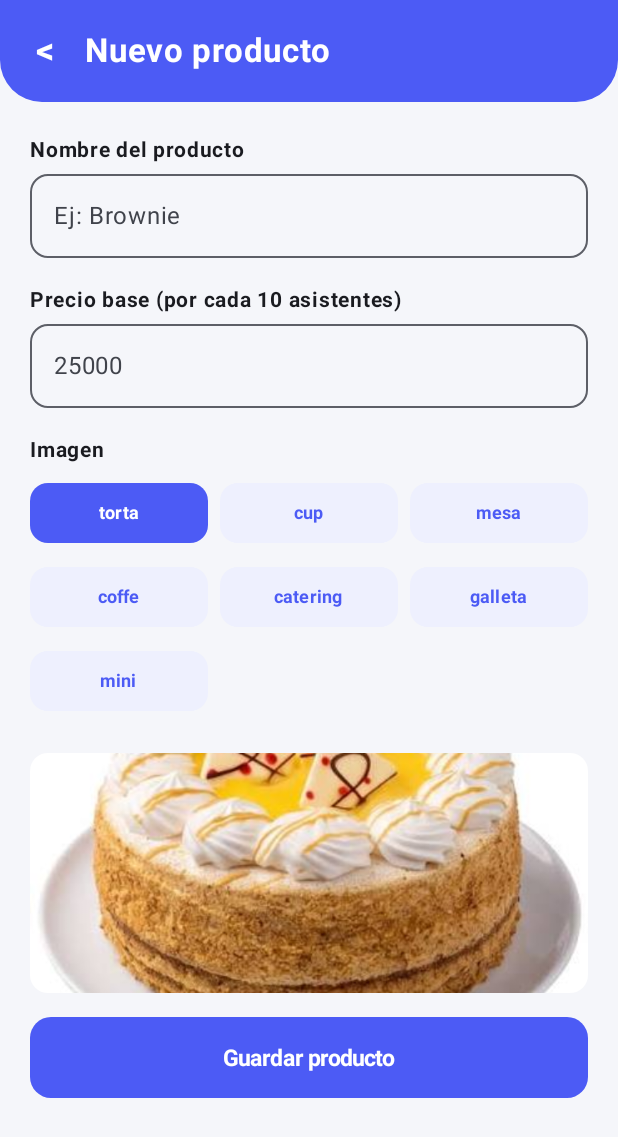
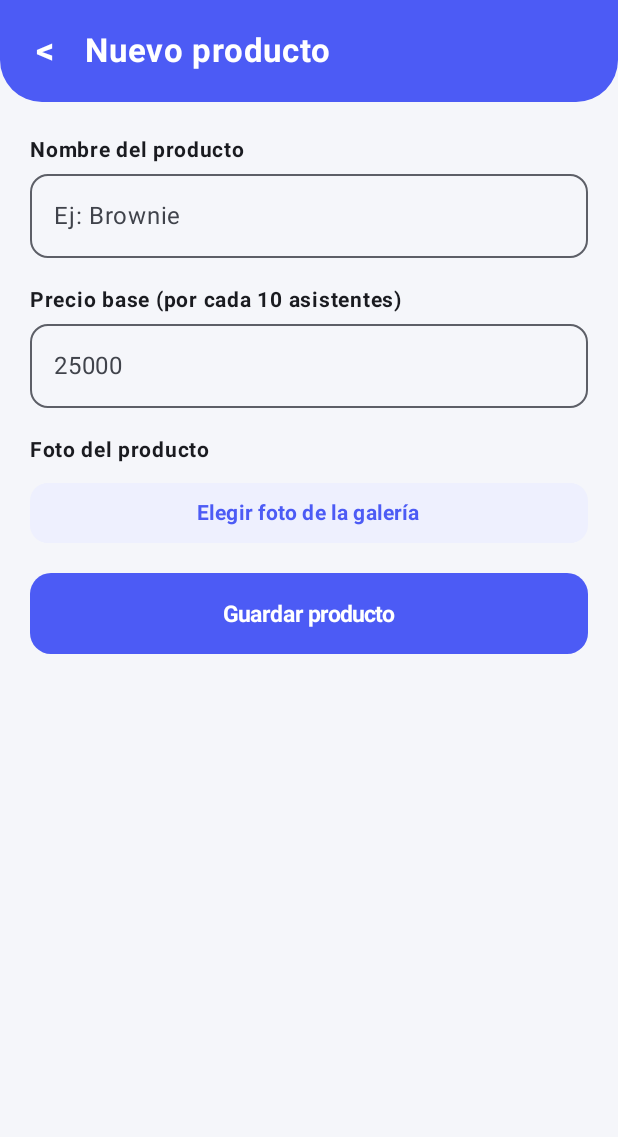
Before and after one commit to jeremi457/Paolicias.sweet_Grupo11, an Android app built with Jetpack Compose: the composable AdminProductoFormScreen called with empty values, on a phone screen of 412 x 824 dp. Shown: the top 1137 px of the screen. Run offline under Robolectric (Android 15) with nearby library versions, the phone set to English and light mode, and no system bars.

Commit message:
foto admin creada hacer pruebas

```diff
--- a/app/src/main/java/com/example/myappnavigation/data/remote/CatalogoApi.kt
+++ b/app/src/main/java/com/example/myappnavigation/data/remote/CatalogoApi.kt
@@ -6,6 +6,9 @@ import retrofit2.http.PATCH
 import retrofit2.http.POST
 import retrofit2.http.PUT
 import retrofit2.http.Path
+import okhttp3.MultipartBody
+import retrofit2.http.Multipart
+import retrofit2.http.Part
 
 data class ProductoDto(
     val id: Int,
@@ -38,4 +41,11 @@ interface CatalogoApi {
 
     @PATCH("productos/{id}/activo")
     suspend fun cambiarActivo(@Path("id") id: Int, @Body request: ActivoRequest): ProductoDto
+
+    @Multipart
+    @POST("productos/{id}/imagen")
+    suspend fun subirImagen(
+        @Path("id") id: Int,
+        @Part archivo: MultipartBody.Part
+    ): ProductoDto
 }
--- a/app/src/main/java/com/example/myappnavigation/model/ReservaModel.kt
+++ b/app/src/main/java/com/example/myappnavigation/model/ReservaModel.kt
@@ -17,7 +17,6 @@ data class ReservaModel(
     val telefonoError: String? = null,
     val observacionesError: String? = null
 ) {
-    val desglose: Tarifario.Desglose get() = Tarifario.desglosar(precioBase, asistentes)
-    val total: Int get() = desglose.total
-    val abono: Int get() = desglose.abono
+    val total: Int get() = Tarifario.calcularTotal(precioBase, asistentes)
+    val abono: Int get() = Tarifario.calcularAbono(total)
 }
--- a/app/src/main/java/com/example/myappnavigation/ui/screen/AdminProductoForm.kt
+++ b/app/src/main/java/com/example/myappnavigation/ui/screen/AdminProductoForm.kt
@@ -38,6 +38,13 @@ import androidx.lifecycle.viewmodel.compose.viewModel
 import com.example.myappnavigation.model.CatalogoData
 import com.example.myappnavigation.ui.viewmodel.ProductoFormViewModel
 import com.example.myappnavigation.ui.components.MensajeError
+import android.graphics.BitmapFactory
+import androidx.activity.compose.rememberLauncherForActivityResult
+import androidx.activity.result.PickVisualMediaRequest
+import androidx.activity.result.contract.ActivityResultContracts
+import androidx.compose.runtime.remember
+import androidx.compose.ui.graphics.asImageBitmap
+import com.example.myappnavigation.ui.components.ImagenProducto
 
 @Composable
 fun AdminProductoFormScreen(
@@ -48,6 +55,22 @@ fun AdminProductoFormScreen(
 ) {
     val state = viewModel.uiState
     val context = LocalContext.current
+    val galeria = rememberLauncherForActivityResult(
+        ActivityResultContracts.PickVisualMedia()
+    ) { uri ->
+        if (uri != null) {
+            viewModel.onImagenSeleccionada(uri)
+        }
+    }
+
+    val vistaPrevia = remember(viewModel.imagenUri) {
+        viewModel.imagenUri?.let { uri ->
+            val opciones = BitmapFactory.Options().apply { inSampleSize = 4 }
+            context.contentResolver.openInputStream(uri)?.use { entrada ->
+                BitmapFactory.decodeStream(entrada, null, opciones)
+            }?.asImageBitmap()
+        }
+    }
 
 
     LaunchedEffect(productoId) {
@@ -120,46 +143,35 @@ fun AdminProductoFormScreen(
                 )
 
                 Column {
-                    Text(text = "Imagen", fontWeight = FontWeight.Bold,
-                        fontSize = 14.sp)
+                    Text(
+                        text = "Foto del producto",
+                        fontWeight = FontWeight.Bold,
+                        fontSize = 14.sp
+                    )
                     Spacer(modifier = Modifier.height(6.dp))
-                    CatalogoData.clavesImagen.chunked(3).forEach { fila ->
-                        Row(
-                            modifier = Modifier
-                                .fillMaxWidth()
-                                .padding(bottom = 8.dp),
-                            horizontalArrangement =
-                                Arrangement.spacedBy(8.dp)
-                        ) {
-                            for (clave in fila) {
-                                val seleccionada = state.imagen == clave
                     Button(
                         onClick = {
-                                        viewModel.onImagenChanged(clave) },
+                            galeria.launch(
+                                PickVisualMediaRequest(ActivityResultContracts.PickVisualMedia.ImageOnly)
+                            )
+                        },
                         shape = RoundedCornerShape(12.dp),
                         colors = ButtonDefaults.buttonColors(
-                                        containerColor = if (seleccionada)
-                                            Color(0xFF4C5BF5) else Color(0xFFEEF0FE),
-                                        contentColor = if (seleccionada)
-                                            Color.White else Color(0xFF4C5BF5)
+                            containerColor = Color(0xFFEEF0FE),
+                            contentColor = Color(0xFF4C5BF5)
                         ),
-                                    modifier = Modifier.weight(1f)
+                        modifier = Modifier.fillMaxWidth()
                     ) {
-                                    Text(clave, fontSize = 12.sp, fontWeight
-                                    = FontWeight.Bold)
+                        Text(
+                            text = if (vistaPrevia != null || productoId != 0) "Cambiar foto" else "Elegir foto de la galería",
+                            fontWeight = FontWeight.Bold
+                        )
                     }
                 }
-// Huecos que faltan en la fila
-                            repeat(3 - fila.size) {
-                                Spacer(modifier = Modifier.weight(1f))
-                            }
-                        }
-                    }
-                }
-// Vista previa de la imagen elegida
+
+                if (vistaPrevia != null) {
                     Image(
-                    painter = painterResource(id =
-                        CatalogoData.imagenPorClave(state.imagen)),
+                        bitmap = vistaPrevia,
                         contentDescription = "Vista previa del producto",
                         contentScale = ContentScale.Crop,
                         modifier = Modifier
@@ -167,11 +179,22 @@ fun AdminProductoFormScreen(
                             .height(160.dp)
                             .clip(RoundedCornerShape(12.dp))
                     )
+                } else if (productoId != 0) {
+                    ImagenProducto(
+                        productoId = productoId,
+                        clave = state.imagen,
+                        descripcion = "Vista previa del producto",
+                        modifier = Modifier
+                            .fillMaxWidth()
+                            .height(160.dp)
+                            .clip(RoundedCornerShape(12.dp))
+                    )
+                }
                 MensajeError(viewModel.errorMessage)
                 Button(
                     onClick = {
                         if (viewModel.validarFormulario()) {
-                            viewModel.guardarProducto {
+                            viewModel.guardarProducto(context) {
                                 Toast.makeText(context, "Producto guardado",
                                     Toast.LENGTH_SHORT).show()
                                 onGuardado()
```
Also changed, not shown: app/src/main/java/com/example/myappnavigation/data/repository/CatalogoRepository.kt (+9 -0 lines), app/src/main/java/com/example/myappnavigation/model/Tarifario.kt (+11 -40 lines), app/src/main/java/com/example/myappnavigation/ui/components/ImagenProducto.kt (added, +62 -0 lines), app/src/main/java/com/example/myappnavigation/ui/screen/AdminProductos.kt (+5 -5 lines), app/src/main/java/com/example/myappnavigation/ui/screen/Catalogo.kt (+5 -4 lines), app/src/main/java/com/example/myappnavigation/ui/screen/Reserva.kt (+1 -19 lines), app/src/main/java/com/example/myappnavigation/ui/viewmodel/ProductoFormViewModel.kt (+61 -18 lines). Lines whose indentation alone changed are shown as unchanged.
